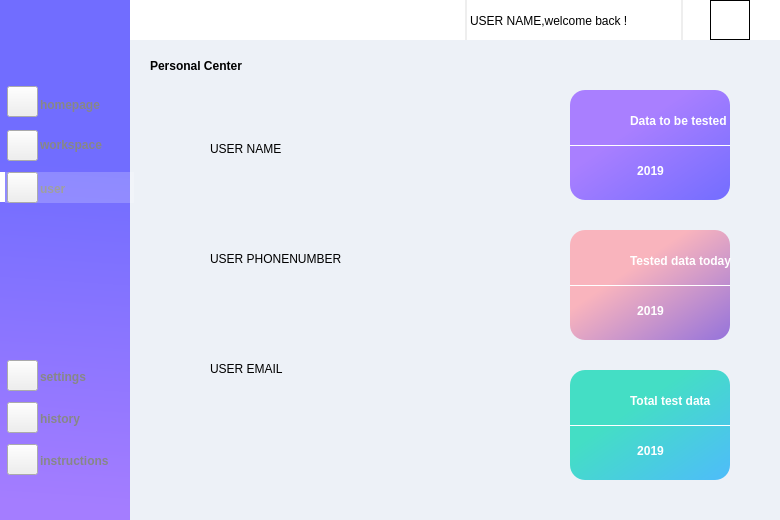
Above: user.ui from jimmyss/HelmetPanel before the change. Below: the same form after it.
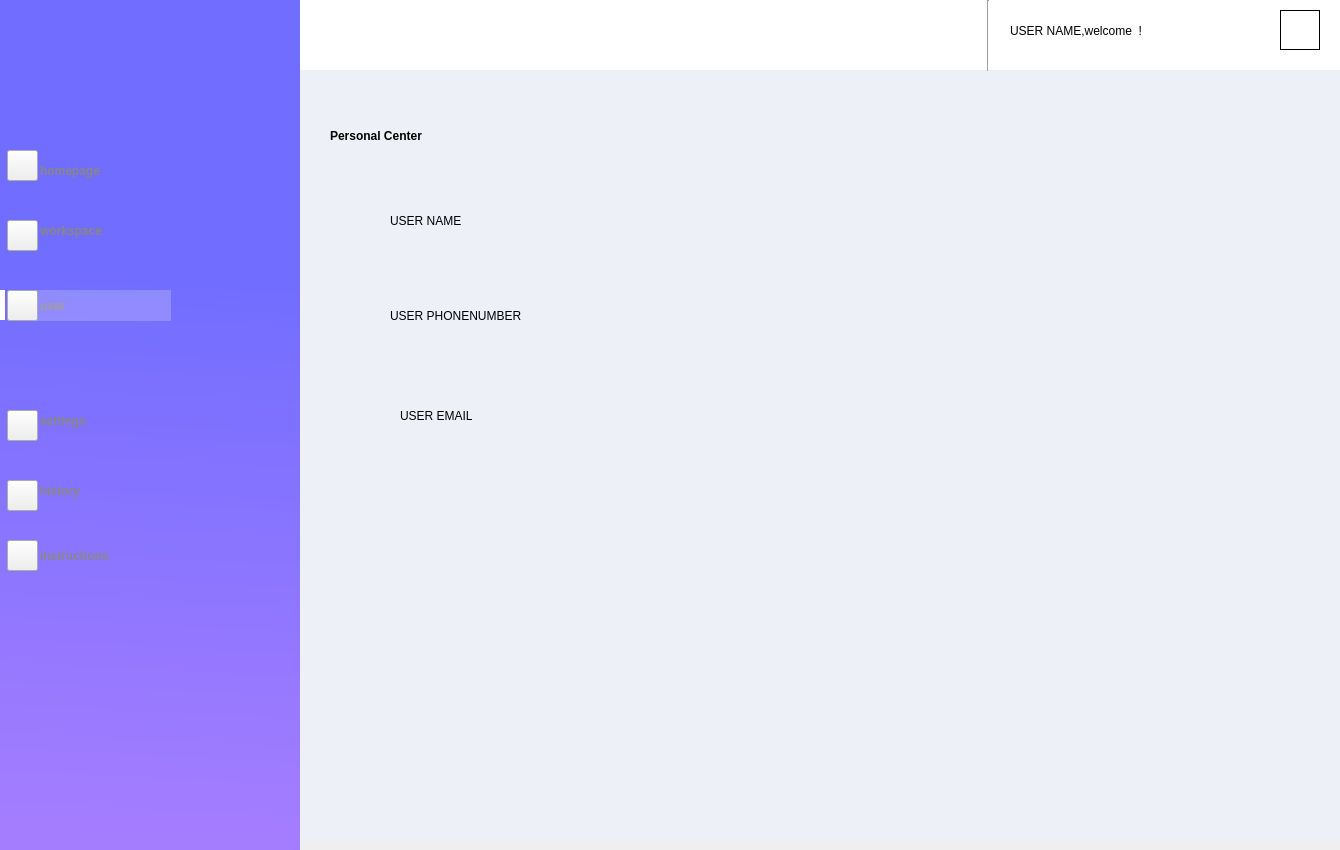
That is the form after the change. Icons and pictures are not drawn.

Diff of the .ui file:
```diff
--- a/user.ui
+++ b/user.ui
@@ -6,8 +6,8 @@
    <rect>
     <x>0</x>
     <y>0</y>
-    <width>780</width>
-    <height>520</height>
+    <width>1340</width>
+    <height>850</height>
    </rect>
   </property>
   <property name="windowTitle">
@@ -18,8 +18,8 @@
     <rect>
      <x>-1</x>
      <y>0</y>
-     <width>140</width>
-     <height>520</height>
+     <width>301</width>
+     <height>851</height>
     </rect>
    </property>
    <property name="styleSheet">
@@ -32,10 +32,10 @@
   <widget class="QLabel" name="label">
    <property name="geometry">
     <rect>
-     <x>130</x>
-     <y>40</y>
-     <width>651</width>
-     <height>481</height>
+     <x>300</x>
+     <y>70</y>
+     <width>1041</width>
+     <height>771</height>
     </rect>
    </property>
    <property name="styleSheet">
@@ -48,10 +48,10 @@
   <widget class="QLabel" name="label_top">
    <property name="geometry">
     <rect>
-     <x>130</x>
+     <x>300</x>
      <y>0</y>
-     <width>650</width>
-     <height>40</height>
+     <width>1041</width>
+     <height>70</height>
     </rect>
    </property>
    <property name="styleSheet">
@@ -64,41 +64,9 @@
   <widget class="QLabel" name="label_18">
    <property name="geometry">
     <rect>
-     <x>465</x>
-     <y>0</y>
-     <width>2</width>
-     <height>40</height>
-    </rect>
-   </property>
-   <property name="styleSheet">
-    <string notr="true">background-color: rgb(238, 238, 238);</string>
-   </property>
-   <property name="text">
-    <string/>
-   </property>
-  </widget>
-  <widget class="QLabel" name="label_19">
-   <property name="geometry">
-    <rect>
-     <x>681</x>
-     <y>0</y>
-     <width>2</width>
-     <height>40</height>
-    </rect>
-   </property>
-   <property name="styleSheet">
-    <string notr="true">background-color: rgb(238, 238, 238);</string>
-   </property>
-   <property name="text">
-    <string/>
-   </property>
-  </widget>
-  <widget class="QLabel" name="label_17">
-   <property name="geometry">
-    <rect>
-     <x>470</x>
-     <y>0</y>
-     <width>211</width>
+     <x>1010</x>
+     <y>10</y>
+     <width>271</width>
      <height>41</height>
     </rect>
    </property>
@@ -106,16 +74,16 @@
     <string notr="true"/>
    </property>
    <property name="text">
-    <string>USER NAME,welcome back !</string>
+    <string>USER NAME,welcome  !</string>
    </property>
   </widget>
   <widget class="QLabel" name="label_4">
    <property name="geometry">
     <rect>
      <x>40</x>
-     <y>94</y>
-     <width>101</width>
-     <height>21</height>
+     <y>150</y>
+     <width>161</width>
+     <height>41</height>
     </rect>
    </property>
    <property name="styleSheet">
@@ -131,9 +99,9 @@
    <property name="geometry">
     <rect>
      <x>40</x>
-     <y>134</y>
-     <width>101</width>
-     <height>21</height>
+     <y>210</y>
+     <width>181</width>
+     <height>41</height>
     </rect>
    </property>
    <property name="styleSheet">
@@ -149,9 +117,9 @@
    <property name="geometry">
     <rect>
      <x>40</x>
-     <y>178</y>
-     <width>101</width>
-     <height>21</height>
+     <y>280</y>
+     <width>181</width>
+     <height>51</height>
     </rect>
    </property>
    <property name="styleSheet">
@@ -167,9 +135,9 @@
    <property name="geometry">
     <rect>
      <x>40</x>
-     <y>366</y>
-     <width>101</width>
-     <height>21</height>
+     <y>400</y>
+     <width>161</width>
+     <height>41</height>
     </rect>
    </property>
    <property name="styleSheet">
@@ -185,9 +153,9 @@
    <property name="geometry">
     <rect>
      <x>40</x>
-     <y>408</y>
-     <width>101</width>
-     <height>21</height>
+     <y>460</y>
+     <width>171</width>
+     <height>61</height>
     </rect>
    </property>
    <property name="styleSheet">
@@ -203,9 +171,9 @@
    <property name="geometry">
     <rect>
      <x>40</x>
-     <y>450</y>
-     <width>101</width>
-     <height>21</height>
+     <y>510</y>
+     <width>211</width>
+     <height>91</height>
     </rect>
    </property>
    <property name="styleSheet">
@@ -221,7 +189,7 @@
    <property name="geometry">
     <rect>
      <x>0</x>
-     <y>172</y>
+     <y>290</y>
      <width>5</width>
      <height>30</height>
     </rect>
@@ -236,9 +204,9 @@
   <widget class="QLabel" name="label_2">
    <property name="geometry">
     <rect>
-     <x>5</x>
-     <y>172</y>
-     <width>129</width>
+     <x>10</x>
+     <y>290</y>
+     <width>161</width>
      <height>31</height>
     </rect>
    </property>
@@ -252,275 +220,8 @@
   <widget class="QLabel" name="label_21">
    <property name="geometry">
     <rect>
-     <x>570</x>
-     <y>90</y>
-     <width>160</width>
-     <height>110</height>
-    </rect>
-   </property>
-   <property name="styleSheet">
-    <string notr="true">background-color: qlineargradient(spread:pad, x1:0.144279, y1:0.130682, x2:1, y2:1, stop:0.263682 rgba(169,127,255,1), stop:1 rgba(115,109,255,1));
-border-radius:15px</string>
-   </property>
-   <property name="text">
-    <string/>
-   </property>
-  </widget>
-  <widget class="QLabel" name="label_23">
-   <property name="geometry">
-    <rect>
-     <x>570</x>
-     <y>230</y>
-     <width>160</width>
-     <height>110</height>
-    </rect>
-   </property>
-   <property name="styleSheet">
-    <string notr="true">background-color: qlineargradient(spread:pad, x1:0.144279, y1:0.130682, x2:1, y2:1, stop:0.263682 rgba(249,180,189,1), stop:1 rgba(149,115,219,1));
-border-radius:15px</string>
-   </property>
-   <property name="text">
-    <string/>
-   </property>
-  </widget>
-  <widget class="QLabel" name="label_24">
-   <property name="geometry">
-    <rect>
-     <x>570</x>
-     <y>370</y>
-     <width>160</width>
-     <height>110</height>
-    </rect>
-   </property>
-   <property name="styleSheet">
-    <string notr="true">background-color: qlineargradient(spread:pad, x1:0.144279, y1:0.130682, x2:1, y2:1, stop:0.263682 rgba(68,222,197,1), stop:1 rgba(78,188,250,1));
-border-radius:15px</string>
-   </property>
-   <property name="text">
-    <string/>
-   </property>
-  </widget>
-  <widget class="QLabel" name="label_25">
-   <property name="geometry">
-    <rect>
-     <x>580</x>
-     <y>100</y>
-     <width>40</width>
-     <height>40</height>
-    </rect>
-   </property>
-   <property name="styleSheet">
-    <string notr="true">border-radius:20px;
-border-image: url(:/icon/user1.jpg);</string>
-   </property>
-   <property name="text">
-    <string/>
-   </property>
-  </widget>
-  <widget class="QLabel" name="label_26">
-   <property name="geometry">
-    <rect>
-     <x>580</x>
-     <y>240</y>
-     <width>40</width>
-     <height>40</height>
-    </rect>
-   </property>
-   <property name="styleSheet">
-    <string notr="true">border-radius:20px;
-border-image: url(:/icon/user2.jpg);</string>
-   </property>
-   <property name="text">
-    <string/>
-   </property>
-  </widget>
-  <widget class="QLabel" name="label_27">
-   <property name="geometry">
-    <rect>
-     <x>580</x>
-     <y>380</y>
-     <width>40</width>
-     <height>40</height>
-    </rect>
-   </property>
-   <property name="styleSheet">
-    <string notr="true">border-radius:20px;
-border-image: url(:/icon/user3.jpg);</string>
-   </property>
-   <property name="text">
-    <string/>
-   </property>
-  </widget>
-  <widget class="QLabel" name="label_32">
-   <property name="geometry">
-    <rect>
-     <x>630</x>
-     <y>110</y>
-     <width>101</width>
-     <height>21</height>
-    </rect>
-   </property>
-   <property name="styleSheet">
-    <string notr="true">font: 10pt &quot;ProximaNova&quot;;
-font-weight: bold;
-color: rgb(255, 255, 255);</string>
-   </property>
-   <property name="text">
-    <string>Data to be tested </string>
-   </property>
-  </widget>
-  <widget class="QLabel" name="label_33">
-   <property name="geometry">
-    <rect>
-     <x>630</x>
-     <y>250</y>
-     <width>101</width>
-     <height>21</height>
-    </rect>
-   </property>
-   <property name="styleSheet">
-    <string notr="true">font: 10pt &quot;ProximaNova&quot;;
-font-weight: bold;
-color: rgb(255, 255, 255);</string>
-   </property>
-   <property name="text">
-    <string>Tested data today</string>
-   </property>
-  </widget>
-  <widget class="QLabel" name="label_34">
-   <property name="geometry">
-    <rect>
-     <x>630</x>
-     <y>390</y>
-     <width>101</width>
-     <height>21</height>
-    </rect>
-   </property>
-   <property name="styleSheet">
-    <string notr="true">font: 10pt &quot;ProximaNova&quot;;
-font-weight: bold;
-color: rgb(255, 255, 255);</string>
-   </property>
-   <property name="text">
-    <string>Total test data</string>
-   </property>
-  </widget>
-  <widget class="QLabel" name="label_35">
-   <property name="geometry">
-    <rect>
-     <x>570</x>
-     <y>145</y>
-     <width>160</width>
-     <height>1</height>
-    </rect>
-   </property>
-   <property name="styleSheet">
-    <string notr="true">background-color: rgb(255, 255, 255);</string>
-   </property>
-   <property name="text">
-    <string/>
-   </property>
-  </widget>
-  <widget class="QLabel" name="label_36">
-   <property name="geometry">
-    <rect>
-     <x>570</x>
-     <y>285</y>
-     <width>160</width>
-     <height>1</height>
-    </rect>
-   </property>
-   <property name="styleSheet">
-    <string notr="true">background-color: rgb(255, 255, 255);</string>
-   </property>
-   <property name="text">
-    <string/>
-   </property>
-  </widget>
-  <widget class="QLabel" name="label_37">
-   <property name="geometry">
-    <rect>
-     <x>570</x>
-     <y>425</y>
-     <width>160</width>
-     <height>1</height>
-    </rect>
-   </property>
-   <property name="styleSheet">
-    <string notr="true">background-color: rgb(255, 255, 255);</string>
-   </property>
-   <property name="text">
-    <string/>
-   </property>
-  </widget>
-  <widget class="QLabel" name="label_38">
-   <property name="geometry">
-    <rect>
-     <x>580</x>
-     <y>160</y>
-     <width>141</width>
-     <height>21</height>
-    </rect>
-   </property>
-   <property name="styleSheet">
-    <string notr="true">font: 16pt &quot;ProximaNova&quot;;
-font-weight: bold;
-color: rgb(255, 255, 255);</string>
-   </property>
-   <property name="text">
-    <string>2019</string>
-   </property>
-   <property name="alignment">
-    <set>Qt::AlignCenter</set>
-   </property>
-  </widget>
-  <widget class="QLabel" name="label_39">
-   <property name="geometry">
-    <rect>
-     <x>580</x>
-     <y>300</y>
-     <width>141</width>
-     <height>21</height>
-    </rect>
-   </property>
-   <property name="styleSheet">
-    <string notr="true">font: 16pt &quot;ProximaNova&quot;;
-font-weight: bold;
-color: rgb(255, 255, 255);</string>
-   </property>
-   <property name="text">
-    <string>2019</string>
-   </property>
-   <property name="alignment">
-    <set>Qt::AlignCenter</set>
-   </property>
-  </widget>
-  <widget class="QLabel" name="label_40">
-   <property name="geometry">
-    <rect>
-     <x>580</x>
-     <y>440</y>
-     <width>141</width>
-     <height>21</height>
-    </rect>
-   </property>
-   <property name="styleSheet">
-    <string notr="true">font: 16pt &quot;ProximaNova&quot;;
-font-weight: bold;
-color: rgb(255, 255, 255);</string>
-   </property>
-   <property name="text">
-    <string>2019</string>
-   </property>
-   <property name="alignment">
-    <set>Qt::AlignCenter</set>
-   </property>
-  </widget>
-  <widget class="QLabel" name="label_28">
-   <property name="geometry">
-    <rect>
-     <x>150</x>
-     <y>130</y>
+     <x>320</x>
+     <y>200</y>
      <width>40</width>
      <height>40</height>
     </rect>
@@ -536,8 +237,8 @@
   <widget class="QLabel" name="label_29">
    <property name="geometry">
     <rect>
-     <x>150</x>
-     <y>240</y>
+     <x>320</x>
+     <y>300</y>
      <width>40</width>
      <height>40</height>
     </rect>
@@ -553,8 +254,8 @@
   <widget class="QLabel" name="label_41">
    <property name="geometry">
     <rect>
-     <x>150</x>
-     <y>350</y>
+     <x>320</x>
+     <y>400</y>
      <width>40</width>
      <height>40</height>
     </rect>
@@ -570,9 +271,9 @@
   <widget class="QLabel" name="label_20">
    <property name="geometry">
     <rect>
-     <x>150</x>
-     <y>40</y>
-     <width>371</width>
+     <x>330</x>
+     <y>110</y>
+     <width>611</width>
      <height>51</height>
     </rect>
    </property>
@@ -587,10 +288,10 @@
   <widget class="QLabel" name="label_43">
    <property name="geometry">
     <rect>
-     <x>210</x>
-     <y>133</y>
-     <width>181</width>
-     <height>31</height>
+     <x>390</x>
+     <y>180</y>
+     <width>401</width>
+     <height>81</height>
     </rect>
    </property>
    <property name="styleSheet">
@@ -604,9 +305,9 @@
   <widget class="QLabel" name="label_44">
    <property name="geometry">
     <rect>
-     <x>210</x>
-     <y>243</y>
-     <width>181</width>
+     <x>390</x>
+     <y>300</y>
+     <width>221</width>
      <height>31</height>
     </rect>
    </property>
@@ -621,10 +322,10 @@
   <widget class="QLabel" name="label_47">
    <property name="geometry">
     <rect>
-     <x>210</x>
-     <y>353</y>
-     <width>181</width>
-     <height>31</height>
+     <x>400</x>
+     <y>370</y>
+     <width>401</width>
+     <height>91</height>
     </rect>
    </property>
    <property name="styleSheet">
@@ -639,7 +340,7 @@
    <property name="geometry">
     <rect>
      <x>7</x>
-     <y>86</y>
+     <y>150</y>
      <width>31</width>
      <height>31</height>
     </rect>
@@ -655,7 +356,7 @@
    <property name="geometry">
     <rect>
      <x>7</x>
-     <y>130</y>
+     <y>220</y>
      <width>31</width>
      <height>31</height>
     </rect>
@@ -671,7 +372,7 @@
    <property name="geometry">
     <rect>
      <x>7</x>
-     <y>172</y>
+     <y>290</y>
      <width>31</width>
      <height>31</height>
     </rect>
@@ -687,7 +388,7 @@
    <property name="geometry">
     <rect>
      <x>7</x>
-     <y>360</y>
+     <y>410</y>
      <width>31</width>
      <height>31</height>
     </rect>
@@ -704,7 +405,7 @@
    <property name="geometry">
     <rect>
      <x>7</x>
-     <y>444</y>
+     <y>540</y>
      <width>31</width>
      <height>31</height>
     </rect>
@@ -720,7 +421,7 @@
    <property name="geometry">
     <rect>
      <x>7</x>
-     <y>402</y>
+     <y>480</y>
      <width>31</width>
      <height>31</height>
     </rect>
@@ -735,8 +436,8 @@
   <widget class="QPushButton" name="pushButton_portrait">
    <property name="geometry">
     <rect>
-     <x>710</x>
-     <y>0</y>
+     <x>1280</x>
+     <y>10</y>
      <width>40</width>
      <height>40</height>
     </rect>
@@ -751,6 +452,19 @@
     <string/>
    </property>
   </widget>
+  <widget class="Line" name="line">
+   <property name="geometry">
+    <rect>
+     <x>980</x>
+     <y>0</y>
+     <width>16</width>
+     <height>71</height>
+    </rect>
+   </property>
+   <property name="orientation">
+    <enum>Qt::Vertical</enum>
+   </property>
+  </widget>
  </widget>
  <resources/>
  <connections/>
```
Left out of the diff: 28 changed lines with no effect on the pictures.
